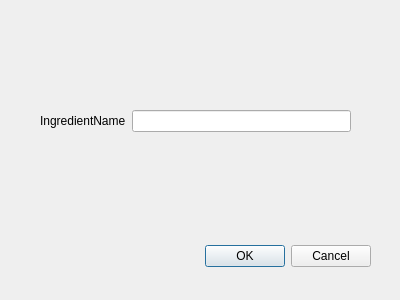
Before: the Qt Designer form removeingredient.ui in khooinguyeen/FoodManagementSystem, drawn with Qt 5.
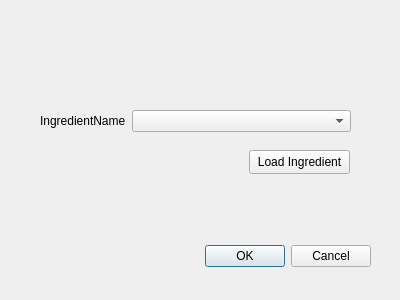
After: the same form once the commit is applied.

Commit message: fix: fixed refresh bug in Ingredient and Recipe

Patch:
```diff
--- a/removeingredient.ui
+++ b/removeingredient.ui
@@ -47,10 +47,23 @@
      </widget>
     </item>
     <item row="0" column="1">
-     <widget class="QLineEdit" name="ingredientNameLineEdit"/>
+     <widget class="QComboBox" name="cmbRemove"/>
     </item>
    </layout>
   </widget>
+  <widget class="QPushButton" name="btnLoad">
+   <property name="geometry">
+    <rect>
+     <x>249</x>
+     <y>150</y>
+     <width>101</width>
+     <height>24</height>
+    </rect>
+   </property>
+   <property name="text">
+    <string>Load Ingredient</string>
+   </property>
+  </widget>
  </widget>
  <resources/>
  <connections>
```
The commit also changes 14 other files.
